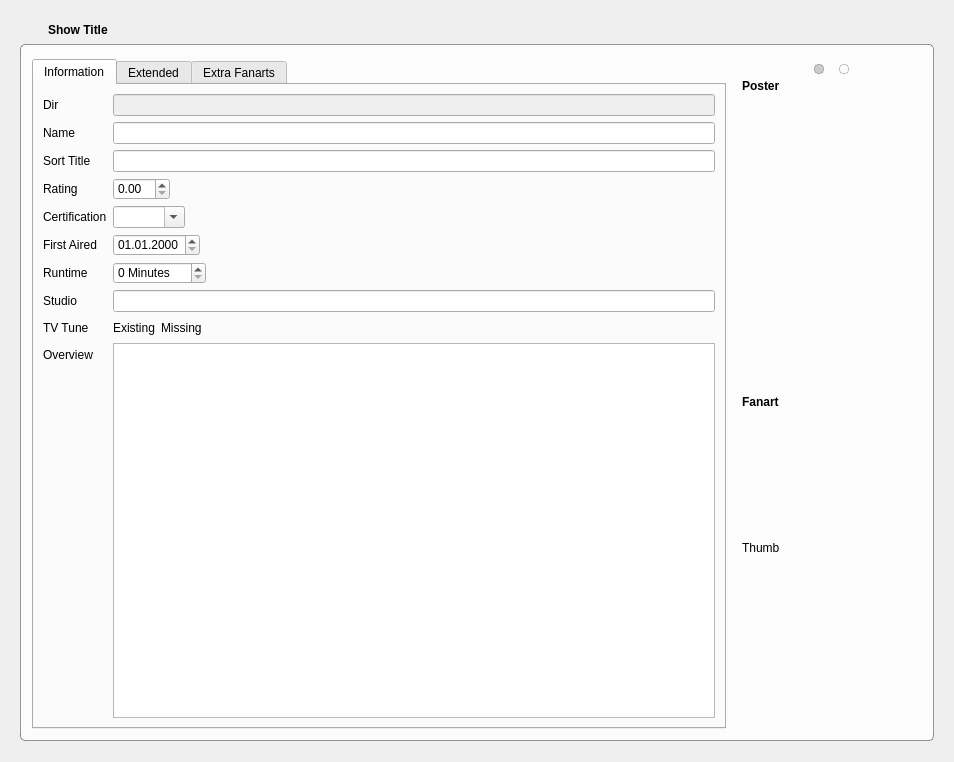
First picture: the form in tvShows/TvShowWidgetTvShow.ui, repository Komet/MediaElch, before the edit.
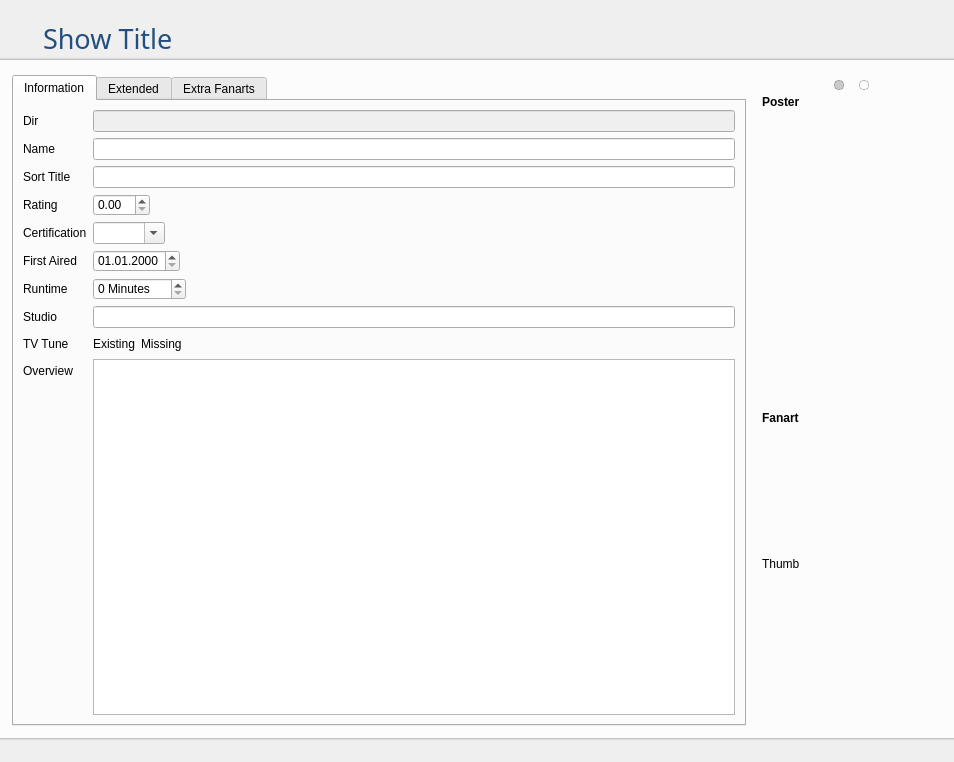
Second picture: the form after the edit. Icons and pictures are not drawn. Custom widgets are drawn as their Qt base class.

Patch:
```diff
--- a/tvShows/TvShowWidgetTvShow.ui
+++ b/tvShows/TvShowWidgetTvShow.ui
@@ -21,24 +21,40 @@
 	background: transparent;
 }</string>
   </property>
-  <layout class="QVBoxLayout" name="verticalLayout" stretch="0,1">
+  <layout class="QVBoxLayout" name="verticalLayout" stretch="0,0,1,0">
    <property name="spacing">
-    <number>5</number>
+    <number>0</number>
    </property>
    <property name="leftMargin">
-    <number>20</number>
+    <number>0</number>
    </property>
    <property name="topMargin">
     <number>20</number>
    </property>
    <property name="rightMargin">
-    <number>20</number>
+    <number>0</number>
    </property>
    <property name="bottomMargin">
     <number>21</number>
    </property>
    <item>
     <layout class="QHBoxLayout" name="horizontalLayout_9">
+     <item>
+      <spacer name="horizontalSpacer">
+       <property name="orientation">
+        <enum>Qt::Horizontal</enum>
+       </property>
+       <property name="sizeType">
+        <enum>QSizePolicy::Fixed</enum>
+       </property>
+       <property name="sizeHint" stdset="0">
+        <size>
+         <width>20</width>
+         <height>20</height>
+        </size>
+       </property>
+      </spacer>
+     </item>
      <item>
       <widget class="QToolButton" name="buttonRevert">
        <property name="cursor">
@@ -63,10 +79,14 @@
       <widget class="QLabel" name="showTitle">
        <property name="font">
         <font>
-         <weight>75</weight>
-         <bold>true</bold>
+         <family>Pathway Gothic One</family>
+         <pointsize>20</pointsize>
         </font>
        </property>
+       <property name="styleSheet">
+        <string notr="true">color: #224f7f;
+</string>
+       </property>
        <property name="text">
         <string>Show Title</string>
        </property>
@@ -77,12 +97,31 @@
      </item>
     </layout>
    </item>
+   <item>
+    <widget class="QWidget" name="widget" native="true">
+     <property name="minimumSize">
+      <size>
+       <width>0</width>
+       <height>3</height>
+      </size>
+     </property>
+     <property name="maximumSize">
+      <size>
+       <width>16777215</width>
+       <height>3</height>
+      </size>
+     </property>
+     <property name="styleSheet">
+      <string notr="true">background-color: qlineargradient(spread:pad, x1:1, y1:1, x2:1, y2:0, stop:0 rgba(100, 100, 100, 255), stop:0.2 rgba(100, 100, 100, 50), stop:1 rgba(255, 255, 255, 0));
+</string>
+     </property>
+    </widget>
+   </item>
    <item>
     <widget class="QGroupBox" name="groupBox_3">
      <property name="styleSheet">
       <string notr="true">QGroupBox {
-	border: 1px solid rgba(0, 0, 0, 100);
-	border-radius: 5px;
+	border-radius: 0;
 	background-color: rgba(255, 255, 255, 200);
 }</string>
      </property>
@@ -1050,9 +1089,35 @@
      </layout>
     </widget>
    </item>
+   <item>
+    <widget class="QWidget" name="widget_2" native="true">
+     <property name="minimumSize">
+      <size>
+       <width>0</width>
+       <height>3</height>
+      </size>
+     </property>
+     <property name="maximumSize">
+      <size>
+       <width>16777215</width>
+       <height>3</height>
+      </size>
+     </property>
+     <property name="styleSheet">
+      <string notr="true">background-color: qlineargradient(spread:pad, x1:1, y1:0, x2:1, y2:1, stop:0 rgba(100, 100, 100, 255), stop:0.2 rgba(100, 100, 100, 50), stop:1 rgba(255, 255, 255, 0));
+</string>
+     </property>
+    </widget>
+   </item>
   </layout>
  </widget>
  <customwidgets>
+  <customwidget>
+   <class>SlidingStackedWidget</class>
+   <extends>QStackedWidget</extends>
+   <header>smallWidgets/SlidingStackedWidget.h</header>
+   <container>1</container>
+  </customwidget>
   <customwidget>
    <class>MyLabel</class>
    <extends>QLabel</extends>
@@ -1064,12 +1129,6 @@
    <header>smallWidgets/TagCloud.h</header>
    <container>1</container>
   </customwidget>
-  <customwidget>
-   <class>SlidingStackedWidget</class>
-   <extends>QStackedWidget</extends>
-   <header>smallWidgets/SlidingStackedWidget.h</header>
-   <container>1</container>
-  </customwidget>
   <customwidget>
    <class>Badge</class>
    <extends>QLabel</extends>
```
